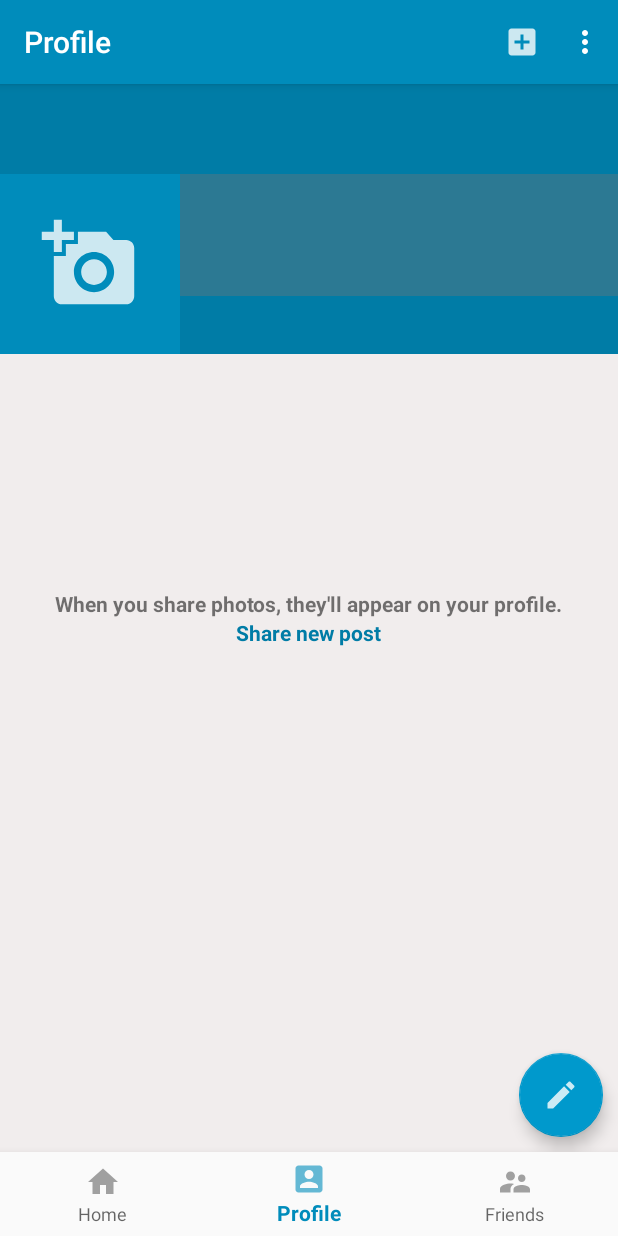
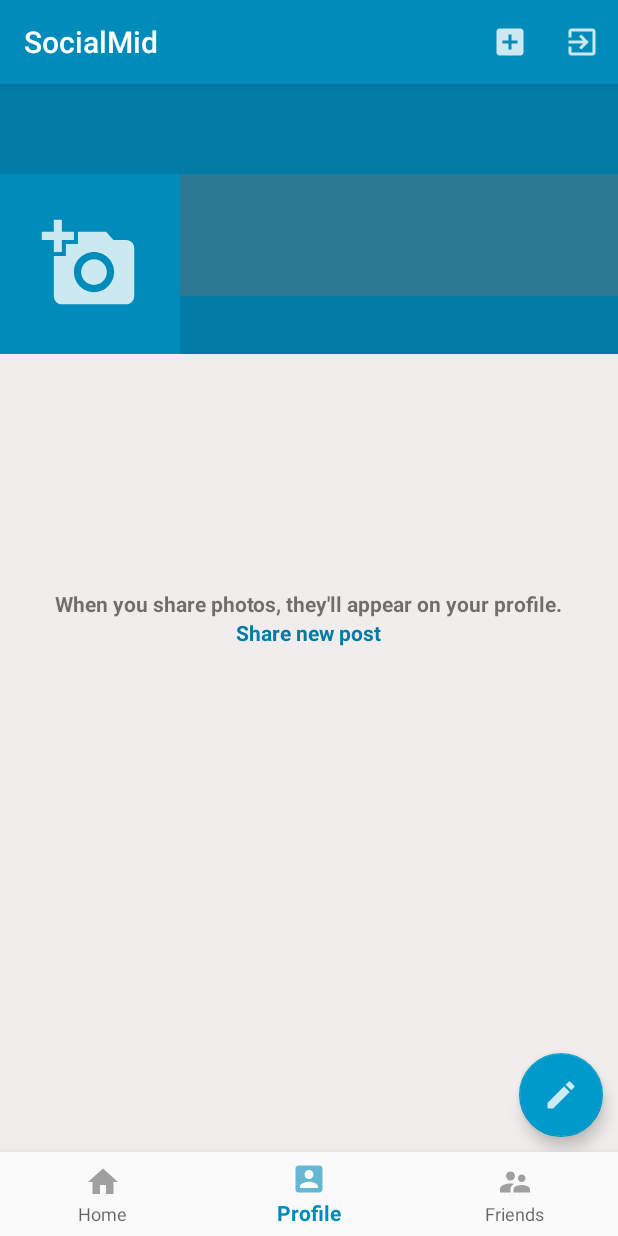
Before and after one commit to huntpl3x/SocialMid, an Android app: the screen it shows after launch (DashboardActivity), item 2 of the bottom bar chosen, on a phone screen of 412 x 824 dp. Run offline under Robolectric (Android 15) with nearby library versions, the phone set to English and light mode, and no system bars; our stand-ins replace Firebase (no records; nobody signed in at launch, a user with empty details on screens opened directly), Picasso; libraries missing offline, so code that uses them is left out: com.like; 3 statements that could not run were skipped.

Commit message:
Added Date to Posts. Fixed unFriend bug. Changed the logout icon.

```diff
--- a/app/src/main/java/com/roichomsky/socialmid/DashboardActivity.java
+++ b/app/src/main/java/com/roichomsky/socialmid/DashboardActivity.java
@@ -29,7 +29,7 @@ public class DashboardActivity extends AppCompatActivity {
 
         // Actionbar and its title
         actionBar = getSupportActionBar();
-        actionBar.setTitle("Profile");
+        actionBar.setTitle("SocialMid");
 
         //init firebaseAuth
         firebaseAuth = FirebaseAuth.getInstance();
@@ -40,7 +40,7 @@ public class DashboardActivity extends AppCompatActivity {
         navigationView.setOnNavigationItemSelectedListener(selectedListener);
 
         // Home fragment transaction (default, on start)
-        actionBar.setTitle("Home"); // Change actionbar title
+        //actionBar.setTitle("Home"); // Change actionbar title
         HomeFragment homeFragment = new HomeFragment();
         FragmentTransaction ftl = getSupportFragmentManager().beginTransaction();
         ftl.replace(R.id.content, homeFragment, "");
@@ -58,7 +58,7 @@ public class DashboardActivity extends AppCompatActivity {
                     switch (menuItem.getItemId()){
                         case R.id.nav_home:
                             // Home fragment transaction
-                            actionBar.setTitle("Home"); // Change actionbar title
+                            //actionBar.setTitle("Home"); // Change actionbar title
                             HomeFragment homeFragment = new HomeFragment();
                             FragmentTransaction ftl = getSupportFragmentManager().beginTransaction();
                             ftl.replace(R.id.content, homeFragment, "");
@@ -66,7 +66,7 @@ public class DashboardActivity extends AppCompatActivity {
                             return true;
                         case R.id.nav_profile:
                             // Profile fragment transaction
-                            actionBar.setTitle("Profile"); // Change actionbar title
+                            //actionBar.setTitle("Profile"); // Change actionbar title
                             ProfileFragment profileFragment = new ProfileFragment();
                             FragmentTransaction ftl2 = getSupportFragmentManager().beginTransaction();
                             ftl2.replace(R.id.content, profileFragment, "");
@@ -74,7 +74,7 @@ public class DashboardActivity extends AppCompatActivity {
                             return true;
                         case R.id.nav_friends:
                             // Friends fragment transaction
-                            actionBar.setTitle("Friends"); // Change actionbar title
+                            //actionBar.setTitle("Friends"); // Change actionbar title
                             FriendsFragment friendsFragment = new FriendsFragment();
                             FragmentTransaction ftl3 = getSupportFragmentManager().beginTransaction();
                             ftl3.replace(R.id.content, friendsFragment, "");
--- a/app/src/main/java/com/roichomsky/socialmid/UploadPostActivity.java
+++ b/app/src/main/java/com/roichomsky/socialmid/UploadPostActivity.java
@@ -32,6 +32,7 @@ import com.google.firebase.storage.FirebaseStorage;
 import com.google.firebase.storage.StorageReference;
 import com.google.firebase.storage.UploadTask;
 
+import java.sql.Timestamp;
 import java.util.HashMap;
 
 public class UploadPostActivity extends AppCompatActivity {
@@ -229,7 +230,7 @@ public class UploadPostActivity extends AppCompatActivity {
         pd.show();
 
         String filePathAndName = storagePath + "" + "post" + "_" + uri.toString();
-
+        Timestamp timestamp = new Timestamp(System.currentTimeMillis());
         StorageReference storageReference2nd = storageReference.child(filePathAndName);
         storageReference2nd.putFile(uri)
                 .addOnSuccessListener(new OnSuccessListener<UploadTask.TaskSnapshot>() {
@@ -250,6 +251,7 @@ public class UploadPostActivity extends AppCompatActivity {
                             results.put("publisherID", user.getUid());
                             String postID = databaseReference.push().getKey();
                             results.put("postID", postID);
+                            results.put("timestamp", Long.toString(timestamp.getTime()));
                             databaseReference.child(postID).updateChildren(results)
                                     .addOnSuccessListener(new OnSuccessListener<Void>() {
                                         @Override
--- /dev/null
+++ b/app/src/main/res/drawable-anydpi/ic_logout.xml
@@ -0,0 +1,11 @@
+<vector xmlns:android="http://schemas.android.com/apk/res/android"
+    android:width="24dp"
+    android:height="24dp"
+    android:viewportWidth="24"
+    android:viewportHeight="24"
+    android:tint="#FFFFFF"
+    android:alpha="0.8">
+    <path
+        android:fillColor="#FF000000"
+        android:pathData="M10.09,15.59L11.5,17l5,-5 -5,-5 -1.41,1.41L12.67,11H3v2h9.67l-2.58,2.59zM19,3H5c-1.11,0 -2,0.9 -2,2v4h2V5h14v14H5v-4H3v4c0,1.1 0.89,2 2,2h14c1.1,0 2,-0.9 2,-2V5c0,-1.1 -0.9,-2 -2,-2z"/>
+</vector>
--- a/app/src/main/res/menu/menu_main.xml
+++ b/app/src/main/res/menu/menu_main.xml
@@ -1,8 +1,6 @@
 <?xml version="1.0" encoding="utf-8"?>
 <menu xmlns:android="http://schemas.android.com/apk/res/android"
     xmlns:app="http://schemas.android.com/apk/res-auto">
-    <item android:id="@+id/action_logout"
-        android:title="Logout"/>
 
     <item android:id="@+id/action_upload"
         android:title="Upload Post"
@@ -15,4 +13,9 @@
         app:showAsAction="always"
         app:actionViewClass="android.widget.SearchView" />
 
+    <item android:id="@+id/action_logout"
+        android:icon="@drawable/ic_logout"
+        app:showAsAction="always"
+        android:title="Logout"/>
+
 </menu>
```
Also changed, not shown: app/src/main/java/com/roichomsky/socialmid/AdapterUsers.java (+8 -1 lines), app/src/main/java/com/roichomsky/socialmid/Post.java (+11 -1 lines), app/src/main/java/com/roichomsky/socialmid/PostAdapter.java (+19 -3 lines), app/src/main/res/layout/post_item.xml (+16 -1 lines), app/src/main/res/layout/row_users.xml (+12 -12 lines), app/src/main/res/drawable-hdpi/ic_logout.png (added), app/src/main/res/drawable-mdpi/ic_logout.png (added), app/src/main/res/drawable-xhdpi/ic_logout.png (added), app/src/main/res/drawable-xxhdpi/ic_logout.png (added).
